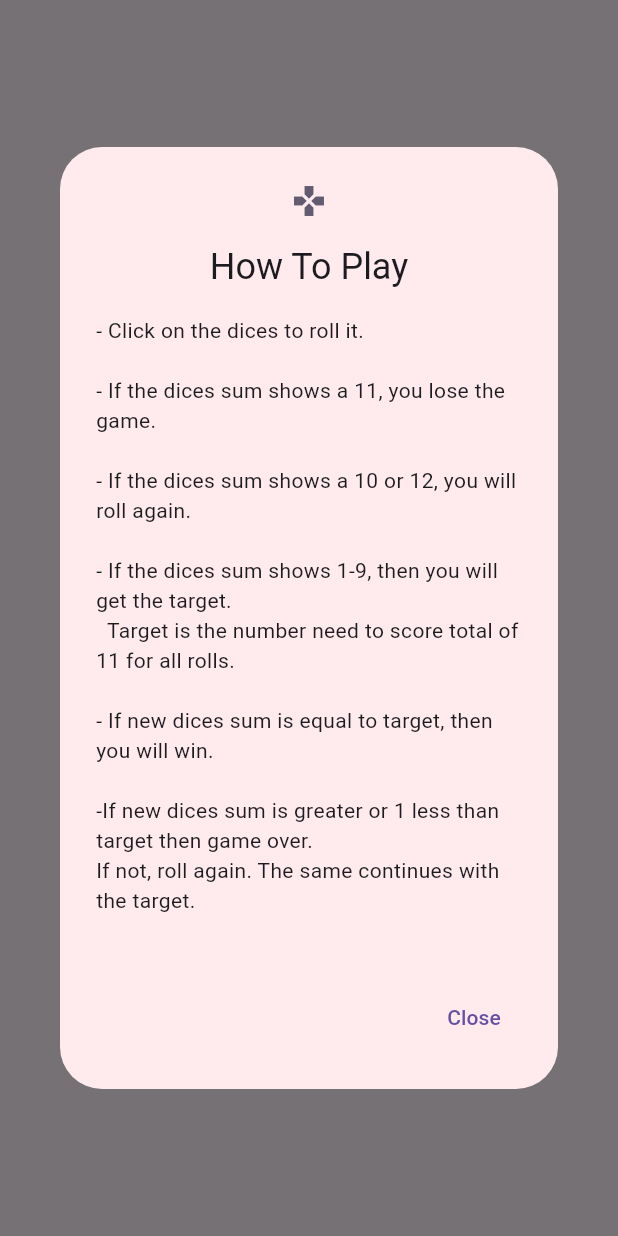
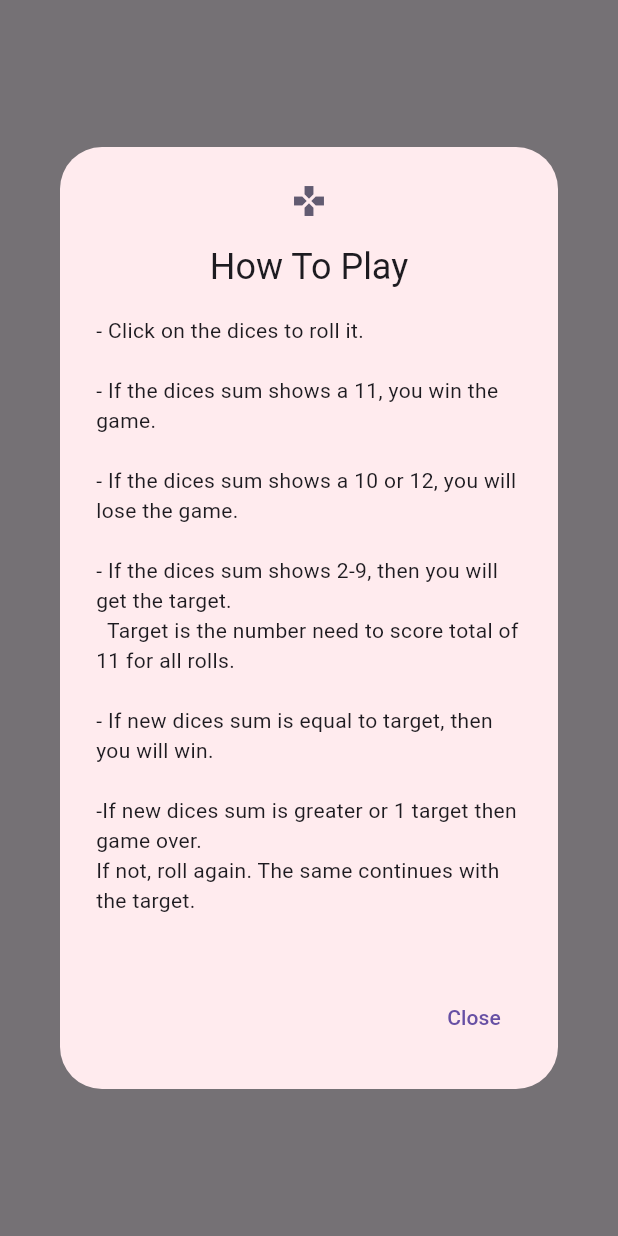
Before and after one commit to rubayet211/flutter_superdice, a Flutter app: the screen it shows after launch, after a tap on "How To Play", on a phone screen of 412 x 824 dp. Run offline on Flutter 3.47's test engine with Material 3 defaults, Android fonts, the phone set to English and light mode, and no system bars; our stand-ins replace google_fonts.

Commit message:
Final Finish Commit

```diff
--- a/lib/components/myalert.dart
+++ b/lib/components/myalert.dart
@@ -11,16 +11,16 @@ class NyAlert extends StatelessWidget {
       content: const Text("""
 - Click on the dices to roll it.
 
-- If the dices sum shows a 11, you lose the game.
+- If the dices sum shows a 11, you win the game.
 
-- If the dices sum shows a 10 or 12, you will roll again.
+- If the dices sum shows a 10 or 12, you will lose the game.
 
-- If the dices sum shows 1-9, then you will get the target.
+- If the dices sum shows 2-9, then you will get the target.
   Target is the number need to score total of 11 for all rolls.
 
 - If new dices sum is equal to target, then you will win.
 
--If new dices sum is greater or 1 less than target then game over.
+-If new dices sum is greater or 1 target then game over.
 If not, roll again. The same continues with the target.
 """),
       icon: const Icon(Icons.games),
--- a/lib/components/mybutton.dart
+++ b/lib/components/mybutton.dart
@@ -21,7 +21,7 @@ class MyButton extends StatelessWidget {
       style: ButtonStyle(
         backgroundColor: WidgetStateProperty.all<Color>(Colors.black),
         padding: WidgetStateProperty.all<EdgeInsetsGeometry>(
-          EdgeInsets.symmetric(vertical: 10, horizontal: 30),
+          const EdgeInsets.symmetric(vertical: 10, horizontal: 30),
         ),
         shape: WidgetStateProperty.all<RoundedRectangleBorder>(
           RoundedRectangleBorder(
--- a/lib/main.dart
+++ b/lib/main.dart
@@ -3,7 +3,7 @@ import 'package:google_fonts/google_fonts.dart';
 import 'package:super_roll/home.dart';
 
 void main() {
-  runApp(MyApp());
+  runApp(const MyApp());
 }
 
 class MyApp extends StatelessWidget {
--- a/lib/screens/start_screen.dart
+++ b/lib/screens/start_screen.dart
@@ -54,7 +54,7 @@ class _StartScreenState extends State<StartScreen> {
               height: 150,
               width: 300,
             ),
-            SizedBox(
+            const SizedBox(
               height: 30,
             ),
             MyButton(
@@ -64,7 +64,7 @@ class _StartScreenState extends State<StartScreen> {
               weight: FontWeight.bold,
               fontSize: 20,
             ),
-            SizedBox(
+            const SizedBox(
               height: 30,
             ),
             MyButton(
@@ -72,7 +72,7 @@ class _StartScreenState extends State<StartScreen> {
               callback: () {
                 showDialog(
                   context: context,
-                  builder: (BuildContext context) => NyAlert(),
+                  builder: (BuildContext context) => const NyAlert(),
                 );
               },
               color: Colors.white,
```
Also changed, not shown: lib/screens/game_screen.dart (+10 -10 lines).
